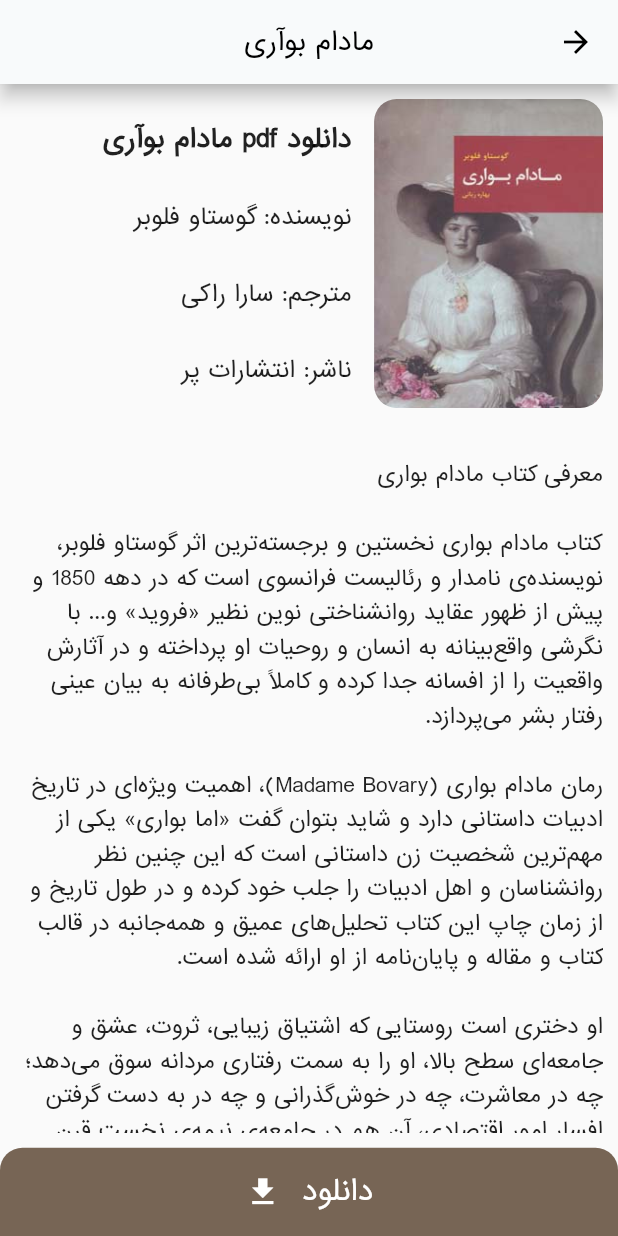
After one commit to SajadRahimi1/rayanik, a Flutter app: the BookDetailScreen screen opened directly, on a phone screen of 412 x 824 dp. The commit adds this screen. Run offline on Flutter 3.47's test engine with Material 2 defaults, Android fonts, the phone set to English and light mode, and no system bars; our stand-ins replace carousel_slider, get, lottie; missing offline and left inert: persian_number_utility.

Commit message:
book detail screen UI done

```diff
--- a/lib/core/widgets/widgets_list.dart
+++ b/lib/core/widgets/widgets_list.dart
@@ -2,9 +2,12 @@ import 'package:flutter/material.dart';
 import 'package:get/route_manager.dart';
 
 class WidgetsList extends StatelessWidget {
-  const WidgetsList({Key? key, required this.title,this.onAllClicked}) : super(key: key);
+  const WidgetsList(
+      {Key? key, required this.title, this.onAllClicked, this.onBookClicked})
+      : super(key: key);
   final String title;
   final void Function()? onAllClicked;
+  final void Function()? onBookClicked;
 
   @override
   Widget build(BuildContext context) {
@@ -47,7 +50,9 @@ class WidgetsList extends StatelessWidget {
                     physics: const BouncingScrollPhysics(),
                     itemCount: 4,
                     scrollDirection: Axis.horizontal,
-                    itemBuilder: (_, index) => Card(
+                    itemBuilder: (_, index) => InkWell(
+                          onTap: onBookClicked,
+                          child: Card(
                             shape: RoundedRectangleBorder(
                                 borderRadius: BorderRadius.circular(8)),
                             elevation: 3,
@@ -56,9 +61,9 @@ class WidgetsList extends StatelessWidget {
                               height: Get.height,
                               child: Column(
                                 crossAxisAlignment: CrossAxisAlignment.start,
-                              mainAxisAlignment: MainAxisAlignment.spaceAround,
+                                mainAxisAlignment:
+                                    MainAxisAlignment.spaceAround,
                                 children: [
-                                /**/
                                   SizedBox(
                                     width: Get.width,
                                     height: Get.height / 6,
@@ -89,6 +94,7 @@ class WidgetsList extends StatelessWidget {
                                 ],
                               ),
                             ),
+                          ),
                         )),
               )
             ]));
--- /dev/null
+++ b/lib/screens/learning/ebook/book_detail_screen.dart
@@ -0,0 +1,141 @@
+import 'package:flutter/material.dart';
+import 'package:get/get.dart';
+import 'package:rayanik/core/constants/colors.dart';
+import 'package:rayanik/core/widgets/appbar_widget.dart';
+
+class BookDetailScreen extends StatelessWidget {
+  const BookDetailScreen({Key? key, required this.title}) : super(key: key);
+  final String title;
+
+  @override
+  Widget build(BuildContext context) {
+    return Scaffold(
+      appBar: screensAppBar(title: title),
+      body: Column(
+        children: [
+          // all widgets except button
+          Expanded(
+            child: Padding(
+              padding: const EdgeInsets.all(10),
+              child: Column(children: [
+                // top of screen
+                SizedBox(
+                  width: Get.width,
+                  height: Get.height / 4,
+                  child: Row(children: [
+                    ClipRRect(
+                      borderRadius: BorderRadius.circular(15),
+                      child: Image.asset(
+                        "assets/pictures/images/book.jpg",
+                        width: Get.width / 2.7,
+                        height: Get.height,
+                        fit: BoxFit.fill,
+                      ),
+                    ),
+                    const SizedBox(
+                      width: 15,
+                    ),
+                    Expanded(
+                        child: Column(
+                      crossAxisAlignment: CrossAxisAlignment.start,
+                      mainAxisAlignment: MainAxisAlignment.spaceAround,
+                      children: [
+                        Text("دانلود pdf " + title,
+                            maxLines: 2,
+                            overflow: TextOverflow.ellipsis,
+                            style: TextStyle(
+                              fontSize:
+                                  17 * MediaQuery.of(context).textScaleFactor,
+                              fontWeight: FontWeight.bold,
+                            )),
+                        Text("نویسنده: " "گوستاو فلوبر",
+                            maxLines: 2,
+                            overflow: TextOverflow.ellipsis,
+                            style: TextStyle(
+                              fontSize:
+                                  15 * MediaQuery.of(context).textScaleFactor,
+                            )),
+                        Text("مترجم: " "سارا راکی",
+                            maxLines: 2,
+                            overflow: TextOverflow.ellipsis,
+                            style: TextStyle(
+                              fontSize:
+                                  15 * MediaQuery.of(context).textScaleFactor,
+                            )),
+                        Text("ناشر: " "انتشارات پر",
+                            maxLines: 2,
+                            overflow: TextOverflow.ellipsis,
+                            style: TextStyle(
+                              fontSize:
+                                  15 * MediaQuery.of(context).textScaleFactor,
+                            )),
+                      ],
+                    ))
+                  ]),
+                ),
+
+                SizedBox(
+                  height: Get.height / 25,
+                ),
+                // description text
+                const Expanded(
+                    child: SingleChildScrollView(
+                  physics: const BouncingScrollPhysics(),
+                  child: Text("""معرفی کتاب مادام بواری
+
+کتاب مادام بواری نخستین و برجسته‌ترین اثر گوستاو فلوبر، نویسنده‌ی نامدار و رئالیست فرانسوی است که در دهه 1850 و پیش از ظهور عقاید روانشناختی نوین نظیر «فروید» و... با نگرشی واقع‌بینانه به انسان و روحیات او پرداخته و در آثارش واقعیت را از افسانه جدا کرده و کاملاً بی‌طرفانه به بیان عینی رفتار بشر می‌پردازد.
+
+رمان مادام بواری (Madame Bovary)، اهمیت ویژه‌ای در تاریخ ادبیات داستانی دارد و شاید بتوان گفت «اما بواری» یکی از مهم‌ترین شخصیت زن داستانی است که این چنین نظر روانشناسان و اهل ادبیات را جلب خود کرده و در طول تاریخ و از زمان چاپ این کتاب تحلیل‌های عمیق و همه‌جانبه در قالب کتاب و مقاله و پایان‌نامه از او ارائه شده است.
+
+او دختری است روستایی که اشتیاق زیبایی، ثروت، عشق و جامعه‌ای سطح بالا، او را به سمت رفتاری مردانه سوق می‌دهد؛ چه در معاشرت، چه در خوش‌گذرانی و چه در به‌ دست‌ گرفتن افسار امور اقتصادی، آن هم در جامعه‌ی نیمه‌ی نخست قرن نوزدهم که رفتارهایی بسیار کوچک‌تر از این، برایش تابوهایی بزرگ محسوب می‌شد. این ایده‌آل‌های خیالبافانه و جاه‌طلبی «اما» او را به سوی دو عشق متفاوت سوق می‌دهد که بدهی‌های قابل‌ توجهی نیز برایش به همراه می‌آورند...
+
+در رابطه با مادام بوواری فلوبر روایت جالبی وجود دارد. گفته شده فلوبر به شدت با اما شخصیت اصلی داستانش درگیر شده بود به طوری که وقتی آن صحنه‌ای را می‌نویسد که اما خودش را مسموم می‌کند و زهر می‌خورد، خود فلوبر بعد از نوشتن این صحنه به شدت دچار سرگیجه و تهوع می‌شود؛ به طوری که بعد از مراجعه به بیمارستان پزشک معالجش بعد از انجام چند آزمایش اعلام می‌کند که او مسموم شده است!
+
+آثار گوستاو فلوبر (Gustave Flaubert) به دلیل ریزبینی و دقت فراوان در انتخاب کلمات، آرایه‌های ادبی، و به‌ طور کلی زیبایی‌شناسی ادبی، در ادبیات زبان فرانسوی کاملاً منحصربه‌فرد می‌باشد. کمال‌گرایی وی به اندازه‌ای بود که هفته‌ها به نوشتن یک صفحه وقت سپری می‌نمود، و به همین دلیل، در طول سالیان نویسندگی خود تعداد کمی اثر از خود بر جای گذاشت. او پس از نوشتن، آثار را با صدای بسیار بلند در اتاق کار خود، که آن را فریادگاه می‌نامید، می‌خواند تا وزن، آهنگ و تأثیر واژگان و جملات را بسنجد.
+
+در بخشی از کتاب مادام بواری می‌خوانیم:
+
+صورت رنگ‌ پریده‌اش که کلاه بدون لبه‌ى او را در بر گرفته بود، بیشتر از سیب پلاسیده‌اى چین و چروک داشت و از آستین ژاکت قرمز رنگش دو دست بلند مشخص بود.
+
+گرد و غبار انبار گاو یونجه، بتاس شستشو بربلى پشم‌ها به‌ حدى دست‌هاى او را زبر و خشن کرده بود. گویى دست‌هایش کثیف بودند، در صورتى‌که آن‌ها را با آب تمیز شسته بود. و به‌ خاطر کار و زحمت زیاد نیمه‌بسته بودند. این دست‌ها نشانه رنج و زحمت‌هاى او بودند. یک نوع خشکى رهبانى در صورتش موج مى‌زد و هیچگونه غم و شادى چهره سرد او را سست نمى‌کرد.
+
+به‌ خاطر زندگى طولانى که با حیوانات داشت، همانند آن‌ها ساکت و بى‌زبان شده بود. براى اولین‌بار بود که خود را در میان جمعیتى به این زیادى مى‌دید و قلبا از پرچم‌ها، طبل‌ها، مردان کت‌پوش و آقاى مشاور مى‌ترسید. او بدون حرکت ایستاده بود و نمى‌دانست به جلو بدود یا که فرار کند و اینکه چرا جمعیت او را به‌ سمت سکو فشار مى‌دهند و اعضاى هیئت به او لبخند مى‌زنند. بله، این مظهر نیم قرن بردگى در مقابل این بورژوهاى درخشنده ایستاده بود.""",
+                      textAlign: TextAlign.right),
+                ))
+              ]),
+            ),
+          ),
+          // button
+          InkWell(
+            onTap: () async {},
+            child: Container(
+              width: Get.width,
+              height: Get.height / 14,
+              alignment: Alignment.center,
+              decoration: const BoxDecoration(
+                  borderRadius: BorderRadius.only(
+                      topLeft: Radius.circular(15),
+                      topRight: Radius.circular(15)),
+                  color: darkGoldColor),
+              child: Row(
+                mainAxisAlignment: MainAxisAlignment.center,
+                children: [
+                  Text(
+                    "دانلود\t\t",
+                    style: TextStyle(
+                        color: const Color(0xffffffff),
+                        fontSize: Get.width / 22),
+                  ),
+                  const Icon(
+                    Icons.download,
+                    color: Colors.white,
+                  )
+                ],
+              ),
+            ),
+          ),
+        ],
+      ),
+    );
+  }
+}
--- a/lib/screens/learning/ebook/Book_home_screen.dart
+++ b/lib/screens/learning/ebook/book_home_screen.dart
@@ -2,6 +2,7 @@ import 'package:flutter/material.dart';
 import 'package:get/get.dart';
 import 'package:rayanik/core/widgets/appbar_widget.dart';
 import 'package:rayanik/core/widgets/widgets_list.dart';
+import 'package:rayanik/screens/learning/ebook/book_detail_screen.dart';
 import 'package:rayanik/screens/learning/ebook/book_learning_screen.dart';
 
 class BookHomeScreen extends StatelessWidget {
@@ -27,21 +28,31 @@ class BookHomeScreen extends StatelessWidget {
               ),
               WidgetsList(
                 title: "تازه ترین ها",
-                onAllClicked: () => Get.to(() =>const BookLearningScreen()),
+                onAllClicked: () => Get.to(
+                  () => const BookLearningScreen(),
+                ),
+                onBookClicked: () =>
+                    Get.to(() => const BookDetailScreen(title: "مادام بوآری")),
               ),
               const SizedBox(
                 height: 20,
               ),
               WidgetsList(
                 title: "برگزیده ها",
-                onAllClicked: () => Get.to(() =>const BookLearningScreen()),
+                onAllClicked: () => Get.to(() => const BookLearningScreen()),
+                onBookClicked: () =>
+                    Get.to(() =>const BookDetailScreen(title: "مادام بوآری")),
               ),
               const SizedBox(
                 height: 20,
               ),
               WidgetsList(
                 title: "بیشترین دانلود",
-                onAllClicked: () => Get.to(() =>const BookLearningScreen()),
+                onAllClicked: () => Get.to(
+                  () => const BookLearningScreen(),
+                ),
+                onBookClicked: () =>
+                    Get.to(() => const BookDetailScreen(title: "مادام بوآری")),
               )
             ],
           )),
--- a/lib/screens/learning/learning_menu_screen.dart
+++ b/lib/screens/learning/learning_menu_screen.dart
@@ -3,7 +3,7 @@ import 'package:flutter/material.dart';
 import 'package:get/route_manager.dart';
 import 'package:rayanik/core/widgets/appbar_widget.dart';
 import 'package:rayanik/screens/learning/ebook/book_learning_screen.dart';
-import 'package:rayanik/screens/learning/ebook/Book_home_screen.dart';
+import 'package:rayanik/screens/learning/ebook/book_home_screen.dart';
 import 'package:rayanik/screens/learning/podcast_learning_screen.dart';
 import 'package:rayanik/screens/learning/video_learning/video_home_screen.dart';
 import 'package:rayanik/screens/learning/video_learning_screen.dart';
--- a/lib/screens/learning/video_learning/course_screen.dart
+++ b/lib/screens/learning/video_learning/course_screen.dart
@@ -2,6 +2,7 @@ import 'package:flutter/material.dart';
 import 'package:get/get.dart';
 import 'package:persian_number_utility/persian_number_utility.dart';
 import 'package:rayanik/core/widgets/course_widget.dart';
+import 'package:rayanik/screens/learning/video_learning/download_files_screen.dart';
 import 'package:rayanik/screens/learning/video_learning/show_video_screen.dart';
 
 class CourseScreen extends StatelessWidget {
@@ -276,10 +277,8 @@ class CourseScreen extends StatelessWidget {
                                 itemCount: 6,
                                 scrollDirection: Axis.horizontal,
                                 itemBuilder: (_, index) => InkWell(
-                                      onTap: () => Get.to(() => ShowVideoScreen(
-                                            courseIndex: "درس ${index + 1}",
-                                            title: "رگرسیون خطی تک متغیر",
-                                          )),
+                                      onTap: () => Get.to(
+                                          () => const DownloadFilesScreen()),
                                       child: Container(
                                         margin: const EdgeInsets.only(left: 5),
                                         width: Get.width / 2.3,
--- /dev/null
+++ b/lib/screens/learning/video_learning/download_files_screen.dart
@@ -0,0 +1,14 @@
+import 'package:flutter/material.dart';
+import 'package:rayanik/core/widgets/appbar_widget.dart';
+
+class DownloadFilesScreen extends StatelessWidget {
+  const DownloadFilesScreen({Key? key}) : super(key: key);
+
+  @override
+  Widget build(BuildContext context) {
+    return SafeArea(
+        child: Scaffold(
+      appBar: screensAppBar(),
+    ));
+  }
+}
```
Lines whose indentation alone changed are shown as unchanged.
